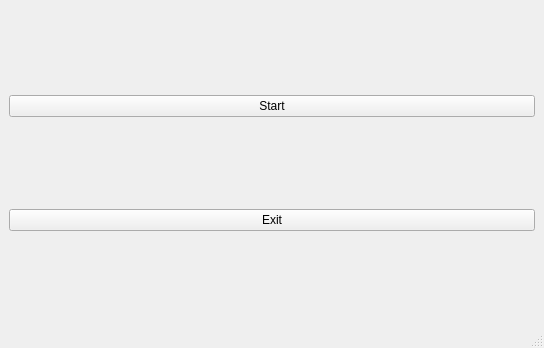
Above: mainwindow.ui from takyonxxx/HackRfRxTx before the change. Below: the same form after it.
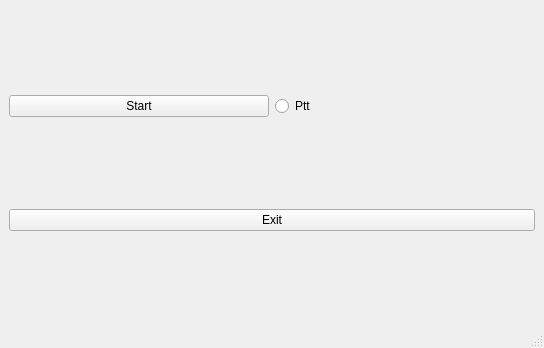
That is the form after the change.

Diff of the .ui file:
```diff
--- a/mainwindow.ui
+++ b/mainwindow.ui
@@ -22,7 +22,14 @@
       </property>
      </widget>
     </item>
-    <item row="1" column="0">
+    <item row="0" column="1">
+     <widget class="QRadioButton" name="radioPtt">
+      <property name="text">
+       <string>Ptt</string>
+      </property>
+     </widget>
+    </item>
+    <item row="1" column="0" colspan="2">
      <widget class="QPushButton" name="pushExit">
       <property name="text">
        <string>Exit</string>
```
